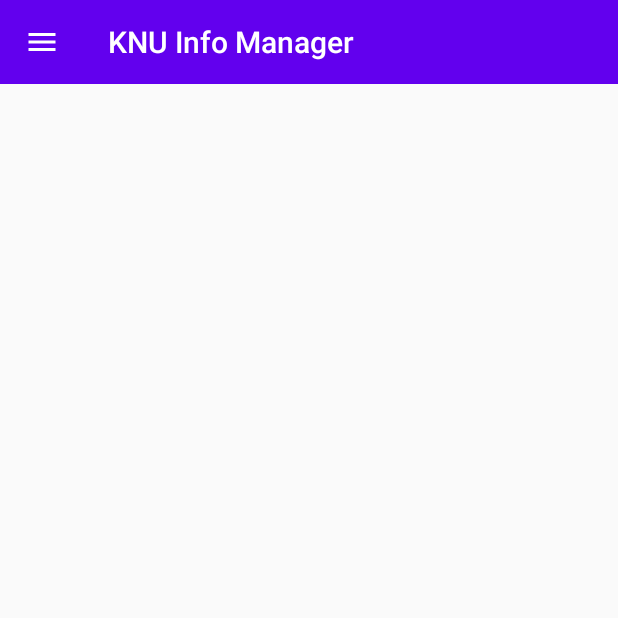
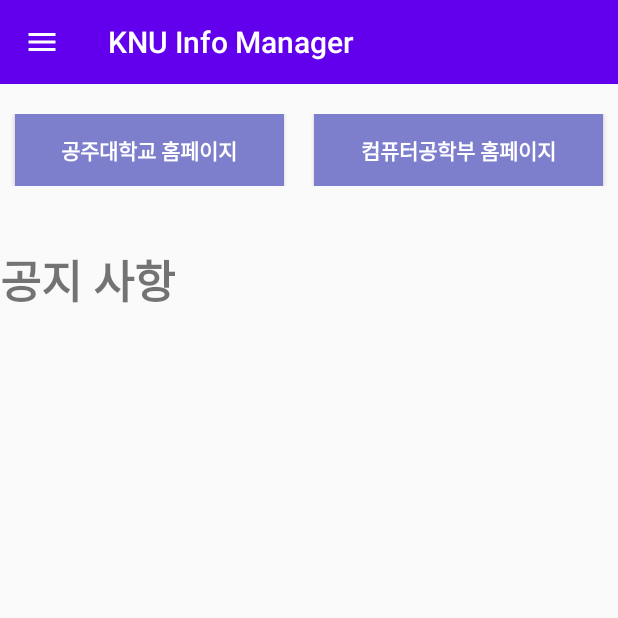
Before and after one commit to ajongs/KNU_Information_Manager, an Android app: the screen it shows after launch (MainActivity), on a phone screen of 412 x 824 dp, the top half of it. Run offline under Robolectric (Android 15) with nearby library versions, the phone set to English and light mode, and no system bars.

Commit message:
사이트 버튼 추가

```diff
--- a/app/src/main/java/com/example/knu_information_manager/MainActivity.java
+++ b/app/src/main/java/com/example/knu_information_manager/MainActivity.java
@@ -11,6 +11,7 @@ import android.os.Bundle;
 import android.os.Handler;
 import android.os.Message;
 import android.util.Log;
+import android.widget.Button;
 import android.widget.LinearLayout;
 import android.widget.TextView;
 
@@ -31,12 +32,15 @@ public class MainActivity extends AppCompatActivity {
     private ArrayList<ViewData> result = new ArrayList<>();
     private ParseAdapter parseAdapter;
     private int count=-1;
+    private Button kongjuBtn, computerBtn;
     @Override
     protected void onCreate(Bundle savedInstanceState) {
         super.onCreate(savedInstanceState);
         setContentView(R.layout.activity_main);
         //textView = (TextView) findViewById(R.id.textView1);
         recyclerView = (RecyclerView) findViewById(R.id.recyclerview);
+        kongjuBtn = (Button) findViewById(R.id.kongjuBtn);
+        computerBtn = (Button)findViewById(R.id.computerBtn);
 
         Toolbar toolbar = (Toolbar)findViewById(R.id.toolbar);
         toolbar.setTitle("KNU Info Manager");
--- a/app/src/main/res/layout/activity_main.xml
+++ b/app/src/main/res/layout/activity_main.xml
@@ -15,6 +15,41 @@
         android:theme="?attr/actionBarTheme"
         app:titleTextColor="@color/white"/>
 
+    <LinearLayout
+        android:layout_width="match_parent"
+        android:layout_height="wrap_content"
+        android:orientation="horizontal"
+        android:paddingTop="20dp"
+        android:paddingBottom="40dp">
+        <Button
+            android:id="@+id/kongjuBtn"
+            android:layout_width="wrap_content"
+            android:layout_height="wrap_content"
+            android:layout_marginHorizontal="10dp"
+            android:layout_weight="1"
+            android:text="공주대학교 홈페이지"
+            android:background="#7E7FCC"
+            android:textColor="@color/white"
+            android:textStyle="bold"/>
+"/>
+        <Button
+            android:id="@+id/computerBtn"
+            android:layout_width="wrap_content"
+            android:layout_height="wrap_content"
+            android:layout_weight="1"
+            android:layout_marginHorizontal="10dp"
+            android:text="컴퓨터공학부 홈페이지"
+            android:background="#7E7FCC"
+            android:textColor="@color/white"
+            android:textStyle="bold"/>
+
+    </LinearLayout>
+    <TextView
+        android:layout_width="match_parent"
+        android:layout_height="wrap_content"
+        android:text="공지 사항"
+        android:textSize="30dp"
+        android:textStyle="bold"/>
     <androidx.recyclerview.widget.RecyclerView
         android:id="@+id/recyclerview"
         android:layout_width="match_parent"
```
